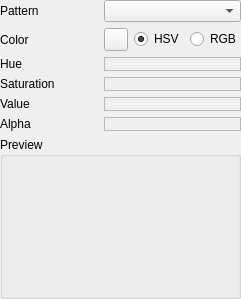
This is tools/designer/src/components/propertyeditor/qtbrushpatterneditor.ui in arnt/qt-history2 as Qt 5 draws it before an edit. The edited form follows.
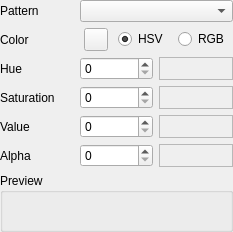
This is the edited form. Custom widgets are drawn as their Qt base class.

Commit message:
p4i integration Integrate 226958 from 4.2 to main: Fixes:    SpinBoxes added next to color line widgets in gradient editor Task:     121294
[git-p4: depot-paths = "//depot/qt/main/": change = 226959]

Diff of the .ui file:
```diff
--- a/tools/designer/src/components/propertyeditor/qtbrushpatterneditor.ui
+++ b/tools/designer/src/components/propertyeditor/qtbrushpatterneditor.ui
@@ -19,8 +19,8 @@
    <rect>
     <x>0</x>
     <y>0</y>
-    <width>241</width>
-    <height>299</height>
+    <width>233</width>
+    <height>232</height>
    </rect>
   </property>
   <property name="windowTitle" >
@@ -33,6 +33,13 @@
    <property name="spacing" >
     <number>6</number>
    </property>
+   <item row="2" column="1" >
+    <widget class="QSpinBox" name="hueSpinBox" >
+     <property name="maximum" >
+      <number>359</number>
+     </property>
+    </widget>
+   </item>
    <item row="0" column="0" >
     <widget class="QLabel" name="label_3" >
      <property name="text" >
@@ -47,57 +54,7 @@
      </property>
     </widget>
    </item>
-   <item row="1" column="1" >
-    <layout class="QHBoxLayout" >
-     <property name="margin" >
-      <number>0</number>
-     </property>
-     <property name="spacing" >
-      <number>6</number>
-     </property>
-     <item>
-      <widget class="QtColorButton" name="colorButton" >
-       <property name="text" >
-        <string/>
-       </property>
-      </widget>
-     </item>
-     <item>
-      <widget class="QRadioButton" name="hsvRadioButton" >
-       <property name="sizePolicy" >
-        <sizepolicy>
-         <hsizetype>0</hsizetype>
-         <vsizetype>0</vsizetype>
-         <horstretch>0</horstretch>
-         <verstretch>0</verstretch>
-        </sizepolicy>
-       </property>
-       <property name="text" >
-        <string>HSV</string>
-       </property>
-       <property name="checked" >
-        <bool>true</bool>
-       </property>
-      </widget>
-     </item>
-     <item>
-      <widget class="QRadioButton" name="rgbRadioButton" >
-       <property name="sizePolicy" >
-        <sizepolicy>
-         <hsizetype>0</hsizetype>
-         <vsizetype>0</vsizetype>
-         <horstretch>0</horstretch>
-         <verstretch>0</verstretch>
-        </sizepolicy>
-       </property>
-       <property name="text" >
-        <string>RGB</string>
-       </property>
-      </widget>
-     </item>
-    </layout>
-   </item>
-   <item row="3" column="1" >
+   <item row="3" column="2" >
     <widget class="QFrame" name="frame_2" >
      <property name="frameShape" >
       <enum>QFrame::StyledPanel</enum>
@@ -143,7 +100,7 @@
      </property>
     </widget>
    </item>
-   <item row="4" column="1" >
+   <item row="4" column="2" >
     <widget class="QFrame" name="frame_3" >
      <property name="frameShape" >
       <enum>QFrame::StyledPanel</enum>
@@ -168,7 +125,7 @@
      </layout>
     </widget>
    </item>
-   <item row="2" column="1" >
+   <item row="2" column="2" >
     <widget class="QFrame" name="frame" >
      <property name="frameShape" >
       <enum>QFrame::StyledPanel</enum>
@@ -193,7 +150,7 @@
      </layout>
     </widget>
    </item>
-   <item row="5" column="1" >
+   <item row="5" column="2" >
     <widget class="QFrame" name="frame_4" >
      <property name="frameShape" >
       <enum>QFrame::StyledPanel</enum>
@@ -218,9 +175,6 @@
      </layout>
     </widget>
    </item>
-   <item row="0" column="1" >
-    <widget class="QComboBox" name="patternComboBox" />
-   </item>
    <item row="2" column="0" >
     <widget class="QLabel" name="hueLabel" >
      <property name="text" >
@@ -228,7 +182,7 @@
      </property>
     </widget>
    </item>
-   <item row="6" column="0" colspan="2" >
+   <item row="6" column="0" colspan="3" >
     <widget class="QGroupBox" name="groupBox" >
      <property name="sizePolicy" >
       <sizepolicy>
@@ -263,17 +217,84 @@
      </layout>
     </widget>
    </item>
+   <item row="1" column="1" colspan="2" >
+    <layout class="QHBoxLayout" >
+     <property name="margin" >
+      <number>0</number>
+     </property>
+     <property name="spacing" >
+      <number>6</number>
+     </property>
+     <item>
+      <widget class="QtColorButton" name="colorButton" >
+       <property name="text" >
+        <string/>
+       </property>
+      </widget>
+     </item>
+     <item>
+      <widget class="QRadioButton" name="hsvRadioButton" >
+       <property name="sizePolicy" >
+        <sizepolicy>
+         <hsizetype>0</hsizetype>
+         <vsizetype>0</vsizetype>
+         <horstretch>0</horstretch>
+         <verstretch>0</verstretch>
+        </sizepolicy>
+       </property>
+       <property name="text" >
+        <string>HSV</string>
+       </property>
+       <property name="checked" >
+        <bool>true</bool>
+       </property>
+      </widget>
+     </item>
+     <item>
+      <widget class="QRadioButton" name="rgbRadioButton" >
+       <property name="sizePolicy" >
+        <sizepolicy>
+         <hsizetype>0</hsizetype>
+         <vsizetype>0</vsizetype>
+         <horstretch>0</horstretch>
+         <verstretch>0</verstretch>
+        </sizepolicy>
+       </property>
+       <property name="text" >
+        <string>RGB</string>
+       </property>
+      </widget>
+     </item>
+    </layout>
+   </item>
+   <item row="0" column="1" colspan="2" >
+    <widget class="QComboBox" name="patternComboBox" />
+   </item>
+   <item row="5" column="1" >
+    <widget class="QSpinBox" name="alphaSpinBox" >
+     <property name="maximum" >
+      <number>255</number>
+     </property>
+    </widget>
+   </item>
+   <item row="4" column="1" >
+    <widget class="QSpinBox" name="valueSpinBox" >
+     <property name="maximum" >
+      <number>255</number>
+     </property>
+    </widget>
+   </item>
+   <item row="3" column="1" >
+    <widget class="QSpinBox" name="saturationSpinBox" >
+     <property name="maximum" >
+      <number>255</number>
+     </property>
+    </widget>
+   </item>
   </layout>
  </widget>
  <pixmapfunction></pixmapfunction>
  <customwidgets>
-  <customwidget>
-   <class>QtColorLine</class>
-   <extends>QFrame</extends>
-   <header>qtcolorline.h</header>
-   <container>0</container>
-   <pixmap></pixmap>
-  </customwidget>
   <customwidget>
    <class>QtColorButton</class>
    <extends>QToolButton</extends>
@@ -285,8 +306,11 @@
    <class>QtBrushWidget</class>
    <extends>QFrame</extends>
    <header>qtbrushwidget.h</header>
-   <container>0</container>
-   <pixmap></pixmap>
+  </customwidget>
+  <customwidget>
+   <class>QtColorLine</class>
+   <extends>QFrame</extends>
+   <header>qtcolorline.h</header>
   </customwidget>
  </customwidgets>
  <tabstops>
```
Left out of the diff: 5 changed lines with no effect on the pictures. The commit also changes 8 other files.
